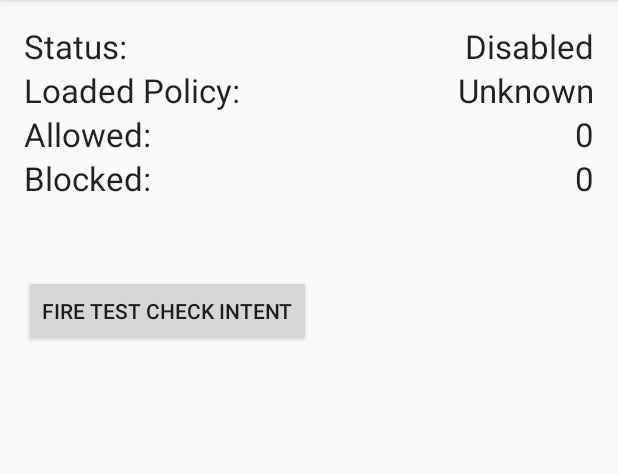
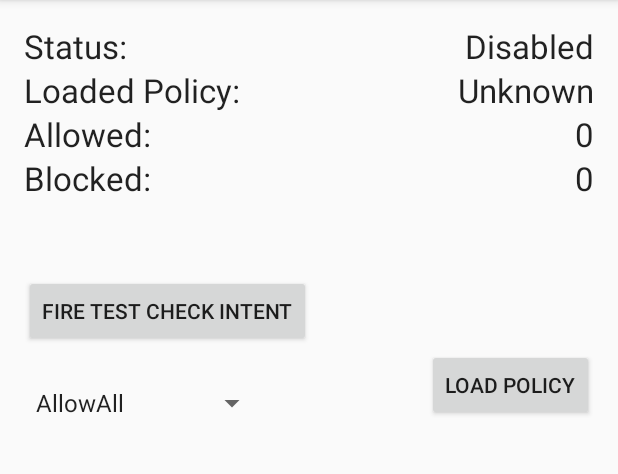
Before and after one commit to intentio-ex-machina/SEIntent-Firewall-App, an Android app: the screen it shows after launch (StatusActivity), in the options menu, after a tap on "Enable Debug Mode", on a phone screen of 412 x 824 dp, the part 84-558 px from its top. Run offline under Robolectric (Android 15) with nearby library versions, the phone set to English and light mode, and no system bars; 1 statement that could not run was skipped.

Commit message:
Added API to allow status activity to change the firewall service's active policy. Also created a block browser intent checker.

```diff
--- a/app/src/main/java/com/carteryagemann/seintentfirewall/StatusActivity.java
+++ b/app/src/main/java/com/carteryagemann/seintentfirewall/StatusActivity.java
@@ -16,7 +16,9 @@ import android.view.Menu;
 import android.view.MenuInflater;
 import android.view.MenuItem;
 import android.view.View;
+import android.widget.ArrayAdapter;
 import android.widget.Button;
+import android.widget.Spinner;
 import android.widget.TextView;
 
 /**
@@ -25,6 +27,7 @@ import android.widget.TextView;
  */
 public class StatusActivity extends AppCompatActivity {
 
+    private static final int SERVICE_POLLING_RATE = 2000;
     private static final int SEND_GET_STATS  = 1;
 
     private boolean fakeIFWEnabled = false;
@@ -44,6 +47,14 @@ public class StatusActivity extends AppCompatActivity {
                 mFirewallConnection,
                 Service.BIND_AUTO_CREATE);
         mInternalHandler = new InternalHandler();
+        // Set up policy spinner
+        Spinner spinner = (Spinner) findViewById(R.id.policySpinner);
+        if (spinner != null) {
+            ArrayAdapter<CharSequence> adapter = ArrayAdapter.createFromResource(this,
+                    R.array.policy_array, android.R.layout.simple_spinner_item);
+            adapter.setDropDownViewResource(android.R.layout.simple_spinner_dropdown_item);
+            spinner.setAdapter(adapter);
+        }
     }
 
     @Override
@@ -80,6 +91,10 @@ public class StatusActivity extends AppCompatActivity {
             case R.id.enable_debug:
                 Button testButton = (Button) findViewById(R.id.fireTestButton);
                 if (testButton != null) testButton.setVisibility(View.VISIBLE);
+                Spinner policySpinner = (Spinner) findViewById(R.id.policySpinner);
+                if (policySpinner != null) policySpinner.setVisibility(View.VISIBLE);
+                Button policyButton = (Button) findViewById(R.id.policyButton);
+                if (policyButton != null) policyButton.setVisibility(View.VISIBLE);
                 return true;
             default:
                 return super.onOptionsItemSelected(item);
@@ -100,6 +115,21 @@ public class StatusActivity extends AppCompatActivity {
         }
     }
 
+    public void debugLoadPolicy(View view) {
+        Spinner spinner = (Spinner) findViewById(R.id.policySpinner);
+        if (spinner == null) return;
+        int pos = spinner.getSelectedItemPosition();
+        // Instruct firewall service to load new policy
+        if (mFirewallService == null) return;
+        Message msg = Message.obtain(null, FirewallService.LOAD_POLICY);
+        msg.arg1 = pos;
+        try {
+            mFirewallService.send(msg);
+        } catch (RemoteException e) {
+            Log.w(FirewallService.TAG, "Failed to send load policy message to intent firewall");
+        }
+    }
+
     private void unpackStats(Bundle data) {
         if (data == null) return;
 
@@ -112,8 +142,6 @@ public class StatusActivity extends AppCompatActivity {
         TextView policyView = (TextView) findViewById(R.id.policyValue);
         TextView allowView = (TextView) findViewById(R.id.allowValue);
         TextView blockView = (TextView) findViewById(R.id.blockValue);
-
-        Log.v(FirewallService.TAG, "Updating values in view.");
 
         if (enabledView != null) {
             if (isEnabled) {
@@ -148,7 +176,7 @@ public class StatusActivity extends AppCompatActivity {
                         Message request = Message.obtain(null, FirewallService.GET_STATS);
                         request.replyTo = mMessenger;
                         mFirewallService.send(request);
-                        mInternalHandler.sendEmptyMessageDelayed(SEND_GET_STATS, 5000);
+                        mInternalHandler.sendEmptyMessageDelayed(SEND_GET_STATS, SERVICE_POLLING_RATE);
                     } catch (RemoteException e) {
                         Log.w(FirewallService.TAG, "Failed to send message to firewall service.");
                     }
@@ -162,7 +190,7 @@ public class StatusActivity extends AppCompatActivity {
         public void onServiceConnected(ComponentName componentName, IBinder iBinder) {
             mFirewallService = new Messenger(iBinder);
             // Periodically get stats from firewall service
-            mInternalHandler.sendEmptyMessageDelayed(SEND_GET_STATS, 5000);
+            mInternalHandler.sendEmptyMessageDelayed(SEND_GET_STATS, SERVICE_POLLING_RATE);
         }
 
         @Override
--- a/app/src/main/res/layout/activity_status.xml
+++ b/app/src/main/res/layout/activity_status.xml
@@ -87,10 +87,28 @@
         android:layout_width="wrap_content"
         android:layout_height="wrap_content"
         android:layout_marginTop="50dp"
+        android:visibility="invisible"
         android:text="Fire Test Check Intent"
         android:id="@+id/fireTestButton"
         android:onClick="fireTestIntent"
-        android:visibility="invisible"
         android:layout_below="@id/blockText" />
 
+    <Spinner
+        android:layout_width="wrap_content"
+        android:layout_height="wrap_content"
+        android:layout_marginTop="25dp"
+        android:visibility="invisible"
+        android:id="@+id/policySpinner"
+        android:layout_below="@id/fireTestButton" />
+
+    <Button
+        android:layout_width="wrap_content"
+        android:layout_height="wrap_content"
+        android:id="@+id/policyButton"
+        android:visibility="invisible"
+        android:text="Load Policy"
+        android:onClick="debugLoadPolicy"
+        android:layout_alignBottom="@id/policySpinner"
+        android:layout_alignParentEnd="true" />
+
 </RelativeLayout>
--- a/app/src/main/res/values/strings.xml
+++ b/app/src/main/res/values/strings.xml
@@ -1,7 +1,13 @@
 <resources>
     <string name="app_name">SEIntent Firewall</string>
     <string name="app_author">Carter Yagemann</string>
-    <string name="app_version">0.3</string>
-    <string name="app_codename">\"Lurking Shadow\"</string>
+    <string name="app_version">0.4</string>
+    <string name="app_codename">\"Creeping Shadow\"</string>
     <string name="app_copyright">Copyright 2015 - All rights reserved.</string>
+
+    <string-array name="policy_array">
+        <item>AllowAll</item>
+        <item>BlockAll</item>
+        <item>BlockBrowser</item>
+    </string-array>
 </resources>
```
Also changed, not shown: app/src/main/java/com/carteryagemann/seintentfirewall/FirewallService.java (+23 -6 lines), app/src/main/java/com/carteryagemann/seintentfirewall/IntentCheckerBlockBrowser.java (added, +35 -0 lines).
